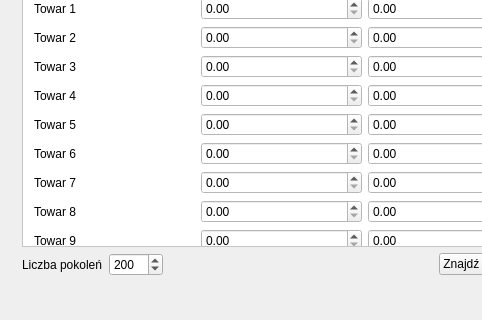
Qt form src/view/userwindow.ui (starhel/pszt-magazyn) before a commit; both pictures show x 0 to 482 and y 122 to 442 of the 577 by 442 pixel window.
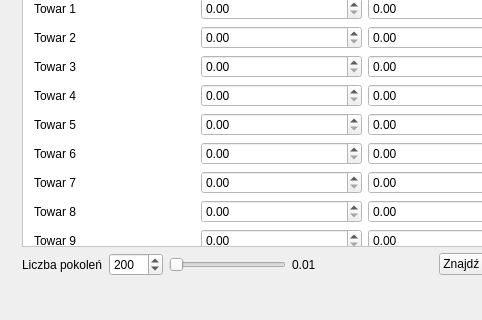
The same form after that commit. The open tabs and pages were chosen to show the change.

What changed in the file:
```diff
--- a/src/view/userwindow.ui
+++ b/src/view/userwindow.ui
@@ -397,6 +397,23 @@
             </property>
            </widget>
           </item>
+          <item>
+           <widget class="QSlider" name="mutationSlider">
+            <property name="minimum">
+             <number>1</number>
+            </property>
+            <property name="orientation">
+             <enum>Qt::Horizontal</enum>
+            </property>
+           </widget>
+          </item>
+          <item>
+           <widget class="QLabel" name="mutationLabel">
+            <property name="text">
+             <string>0.01</string>
+            </property>
+           </widget>
+          </item>
           <item>
            <spacer name="horizontalSpacer">
             <property name="orientation">
```
Left out of the diff: 2 changed lines with no effect on the pictures.
